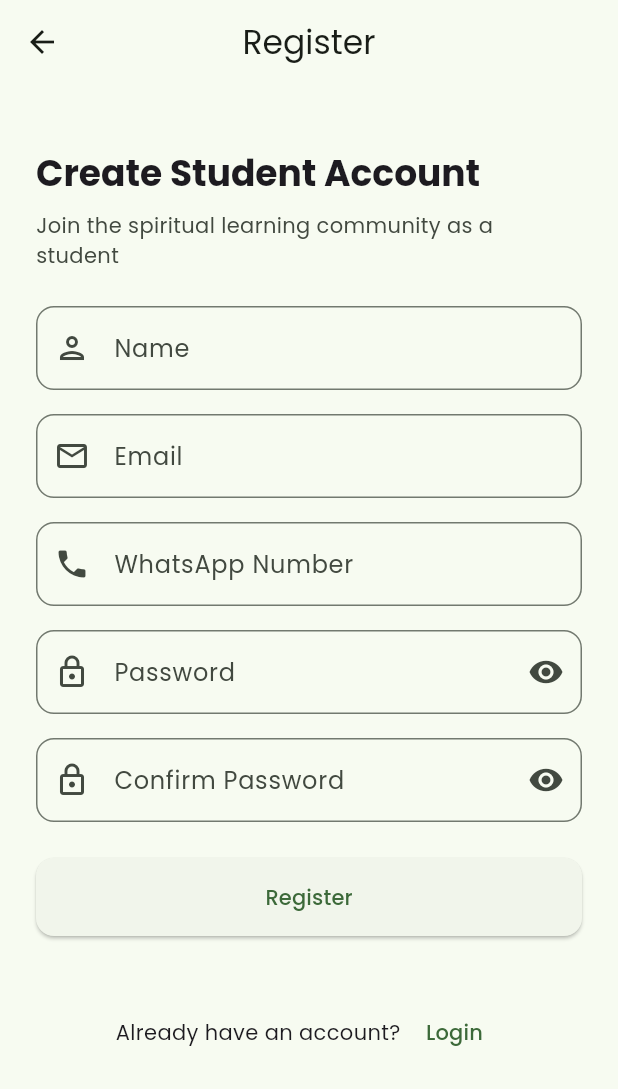
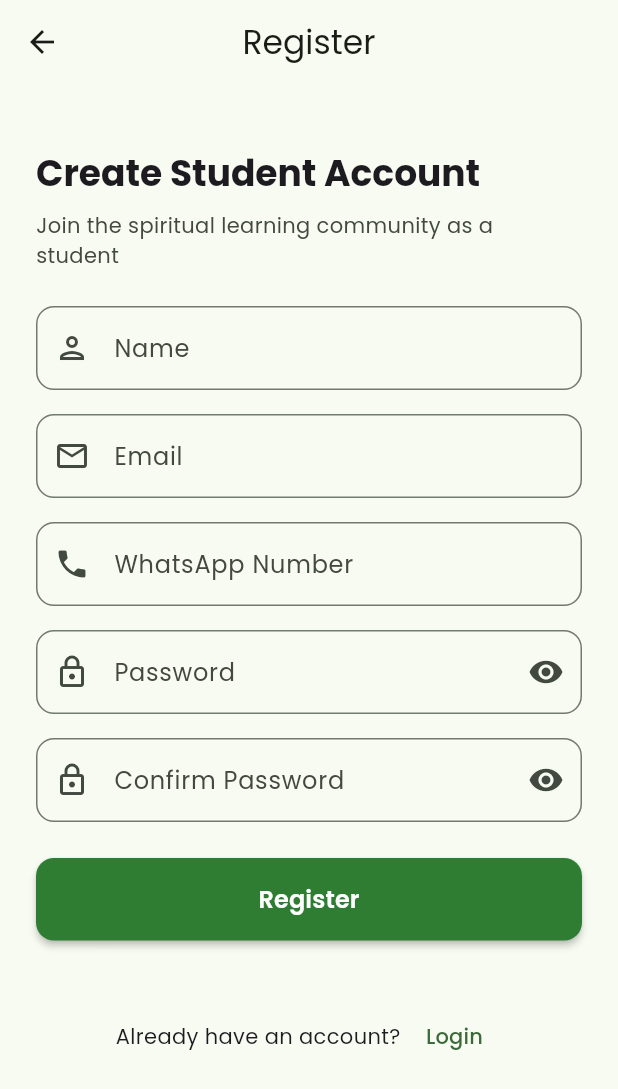
Before and after one commit to ItsArupSaha/give-app, a Flutter app: the screen it shows after launch, after a tap on "Login", after a tap on "Register", on a phone screen of 412 x 824 dp. Shown: the top 1089 px of the screen. Run offline on Flutter 3.47's test engine with Material 3 defaults, Android fonts, the light colour scheme and no system bars; our stand-ins replace cloud_firestore, firebase_auth, firebase_core, firebase_storage, google_fonts; accounts and stored records are empty.

```diff
--- a/lib/screens/auth/login_screen.dart
+++ b/lib/screens/auth/login_screen.dart
@@ -153,13 +153,34 @@ class _LoginScreenState extends State<LoginScreen> {
                   builder: (context, userProvider, child) {
                     return ElevatedButton(
                       onPressed: userProvider.isLoading ? null : _handleLogin,
+                      style: ElevatedButton.styleFrom(
+                        backgroundColor: const Color(0xFF2E7D32), // Deep Green matching brand
+                        foregroundColor: Colors.white,
+                        padding: const EdgeInsets.symmetric(
+                          horizontal: AppConstants.largePadding,
+                          vertical: AppConstants.defaultPadding,
+                        ),
+                        shape: RoundedRectangleBorder(
+                          borderRadius: BorderRadius.circular(AppConstants.borderRadius),
+                        ),
+                        elevation: 2,
+                      ),
                       child: userProvider.isLoading
                           ? const SizedBox(
                               height: 20,
                               width: 20,
-                              child: CircularProgressIndicator(strokeWidth: 2),
+                              child: CircularProgressIndicator(
+                                strokeWidth: 2,
+                                valueColor: AlwaysStoppedAnimation<Color>(Colors.white),
+                              ),
                             )
-                          : const Text(AppStrings.login),
+                          : const Text(
+                              AppStrings.login,
+                              style: TextStyle(
+                                fontSize: 16,
+                                fontWeight: FontWeight.w600,
+                              ),
+                            ),
                     );
                   },
                 ),
--- a/lib/screens/auth/register_screen.dart
+++ b/lib/screens/auth/register_screen.dart
@@ -195,13 +195,34 @@ class _RegisterScreenState extends State<RegisterScreen> {
                   builder: (context, userProvider, child) {
                     return ElevatedButton(
                       onPressed: userProvider.isLoading ? null : _handleRegister,
+                      style: ElevatedButton.styleFrom(
+                        backgroundColor: const Color(0xFF2E7D32), // Deep Green matching brand
+                        foregroundColor: Colors.white,
+                        padding: const EdgeInsets.symmetric(
+                          horizontal: AppConstants.largePadding,
+                          vertical: AppConstants.defaultPadding,
+                        ),
+                        shape: RoundedRectangleBorder(
+                          borderRadius: BorderRadius.circular(AppConstants.borderRadius),
+                        ),
+                        elevation: 2,
+                      ),
                       child: userProvider.isLoading
                           ? const SizedBox(
                               height: 20,
                               width: 20,
-                              child: CircularProgressIndicator(strokeWidth: 2),
+                              child: CircularProgressIndicator(
+                                strokeWidth: 2,
+                                valueColor: AlwaysStoppedAnimation<Color>(Colors.white),
+                              ),
                             )
-                          : const Text(AppStrings.register),
+                          : const Text(
+                              AppStrings.register,
+                              style: TextStyle(
+                                fontSize: 16,
+                                fontWeight: FontWeight.w600,
+                              ),
+                            ),
                     );
                   },
                 ),
```
Also changed, not shown: lib/providers/user_provider.dart (+6 -6 lines), lib/services/auth_service.dart (+19 -19 lines).
